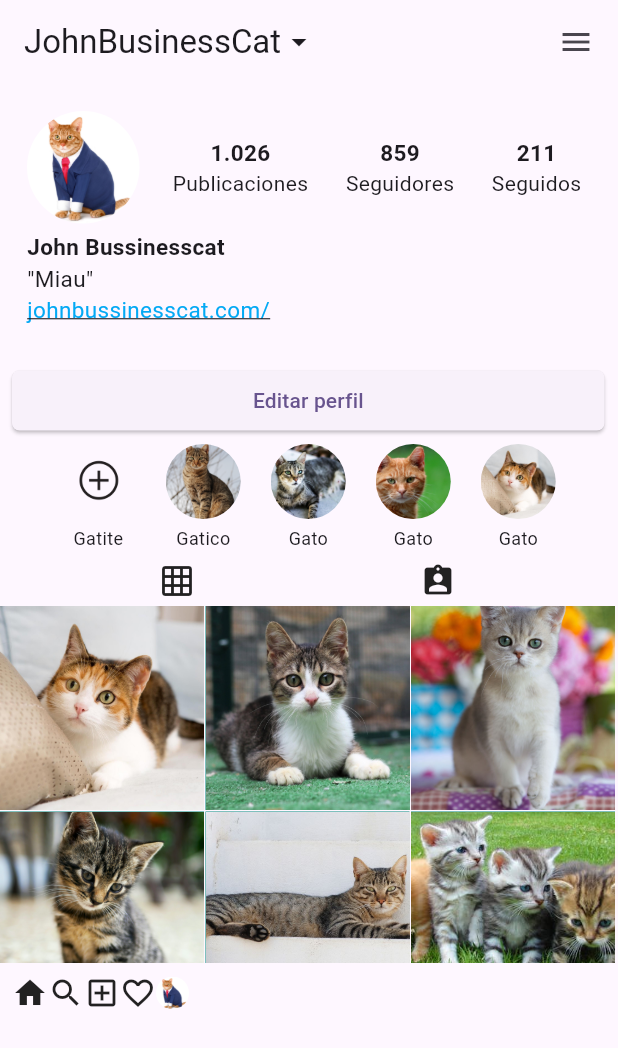
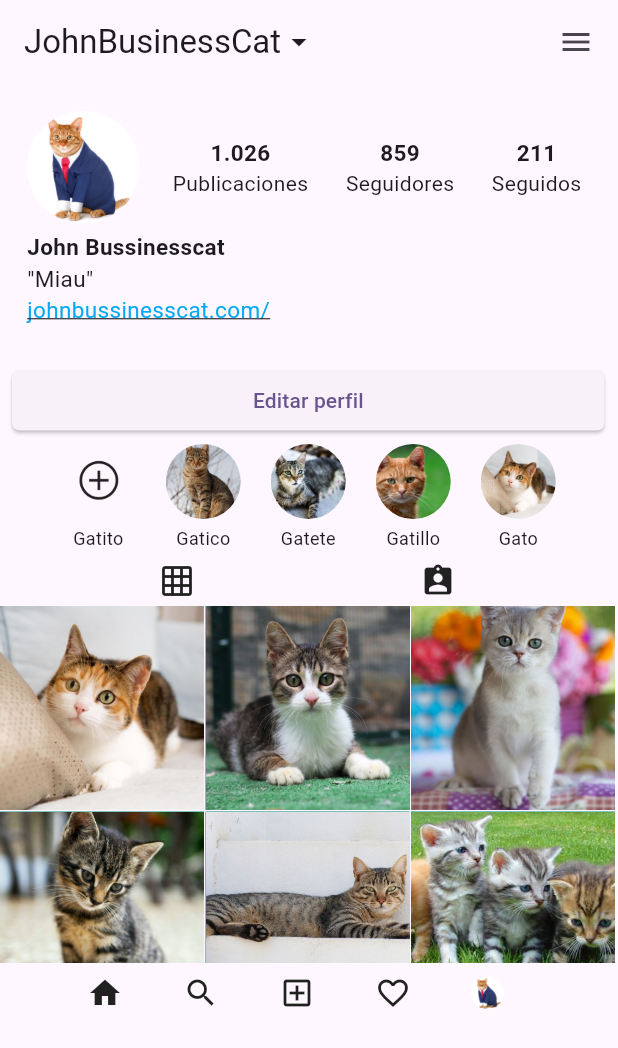
Before and after one commit to TommyRG84/flutter_2dam, a Flutter app: the screen it shows after launch, on a phone screen of 412 x 824 dp. Shown: the top 1048 px of the screen. Run offline on Flutter 3.47's test engine with Material 3 defaults, Android fonts, the light colour scheme and no system bars.

Commit message:
Tarea terminada

```diff
--- a/Tarea instagram/tarea_insta/lib/screens/secciones/menu_inferior.dart
+++ b/Tarea instagram/tarea_insta/lib/screens/secciones/menu_inferior.dart
@@ -10,10 +10,15 @@
         padding: const EdgeInsets.all(8.0),
         child: Row(
           children: [
+            const SizedBox(width: 50),
             const Icon(Icons.home),
+            const SizedBox(width: 40),
             const Icon(Icons.search),
+            const SizedBox(width: 40),
             const Icon(Icons.add_box_outlined),
+            const SizedBox(width: 40),
             const Icon(Icons.favorite_border_outlined),
+            const SizedBox(width: 40),
             ClipOval(
               child: SizedBox(
                 width: 22, // Ancho fijo
--- a/Tarea instagram/tarea_insta/lib/screens/secciones/seccion_intermedia.dart
+++ b/Tarea instagram/tarea_insta/lib/screens/secciones/seccion_intermedia.dart
@@ -29,13 +29,13 @@
           ),
           Row(
             children: [
-              _imagenRedondeada("assets/images/add.png", "Gatite"),
+              _imagenRedondeada("assets/images/add.png", "Gatito"),
               const SizedBox(width: 20),
               _imagenRedondeada("assets/images/01.jpg", "Gatico"),
               const SizedBox(width: 20),
-              _imagenRedondeada("assets/images/02.jpg", "Gato"),
+              _imagenRedondeada("assets/images/02.jpg", "Gatete"),
               const SizedBox(width: 20),
-              _imagenRedondeada("assets/images/03.jpg", "Gato"),
+              _imagenRedondeada("assets/images/03.jpg", "Gatillo"),
               const SizedBox(width: 20),
               _imagenRedondeada("assets/images/04.jpg", "Gato")
             ],
```
Also changed, not shown: 1 other file.
